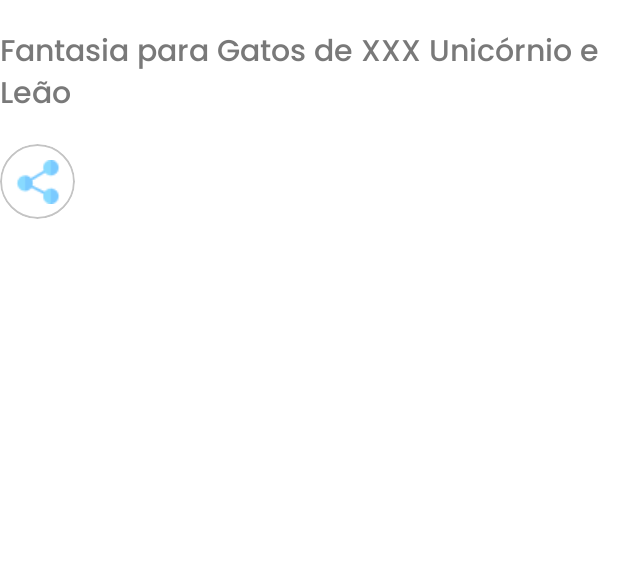
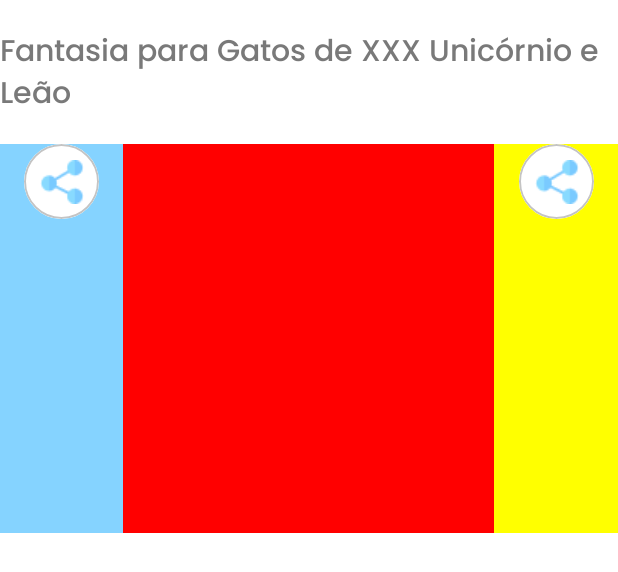
Before and after one commit to isefshondo/PetshopDoginsMobile, an Android app built with Jetpack Compose: the @Preview function VisualizeProductCardPreview, on a phone screen of 412 x 824 dp. Shown: the top 572 px of the screen. Run offline under Robolectric (Android 15) with nearby library versions, the phone set to English and light mode, and no system bars.

Commit message:
chore: view product structure

```diff
--- a/app/src/main/java/com/example/petshopdoginsmobile/ui/components/buttons/IconButton.kt
+++ b/app/src/main/java/com/example/petshopdoginsmobile/ui/components/buttons/IconButton.kt
@@ -8,23 +8,22 @@ import androidx.compose.foundation.layout.Box
 import androidx.compose.foundation.layout.fillMaxSize
 import androidx.compose.foundation.layout.size
 import androidx.compose.foundation.shape.CircleShape
-import com.example.petshopdoginsmobile.R
 import androidx.compose.runtime.Composable
 import androidx.compose.ui.Alignment
 import androidx.compose.ui.Modifier
 import androidx.compose.ui.draw.clip
-import androidx.compose.ui.graphics.painter.Painter
 import androidx.compose.ui.res.painterResource
 import androidx.compose.ui.tooling.preview.Preview
 import androidx.compose.ui.unit.dp
+import com.example.petshopdoginsmobile.R
 import com.example.petshopdoginsmobile.ui.theme.Grey
 import com.example.petshopdoginsmobile.ui.theme.PetshopDoginsMobileTheme
 import com.example.petshopdoginsmobile.ui.theme.White
 
 @Composable
 fun IconButton(
-    // image: Painter,
-    // onClick: () -> Unit,
+    image: Int,
+    onClick: () -> Unit,
 ) {
     Box (
         modifier = Modifier
@@ -32,7 +31,7 @@ fun IconButton(
             .clip(CircleShape)
             .border(1.dp, Grey, CircleShape)
             .background(White)
-            .clickable {  },
+            .clickable { onClick() },
         contentAlignment = Alignment.Center,
     ) {
         Box (
@@ -42,8 +41,8 @@ fun IconButton(
             contentAlignment = Alignment.Center
         ) {
             Image(
-                painter = painterResource(id = R.drawable.share_icon),
-                contentDescription = "Button's Icon"
+                painter = painterResource(id = image),
+                contentDescription = ""
             )
         }
     }
@@ -53,8 +52,6 @@ fun IconButton(
 @Preview(showBackground = true)
 fun IconButtonPreview() {
     PetshopDoginsMobileTheme {
-        IconButton(
-            // image = painterResource(id = R.drawable.share_icon)
-        )
+        IconButton(image = R.drawable.share_icon, onClick = {})
     }
 }
--- a/app/src/main/java/com/example/petshopdoginsmobile/ui/components/cards/VisualizeProductCard.kt
+++ b/app/src/main/java/com/example/petshopdoginsmobile/ui/components/cards/VisualizeProductCard.kt
@@ -1,66 +1,95 @@
 package com.example.petshopdoginsmobile.ui.components.cards
 
-import androidx.compose.foundation.Image
+import androidx.compose.foundation.background
+import androidx.compose.foundation.layout.Arrangement
 import androidx.compose.foundation.layout.Box
 import androidx.compose.foundation.layout.Column
 import androidx.compose.foundation.layout.Row
 import androidx.compose.foundation.layout.fillMaxHeight
+import androidx.compose.foundation.layout.fillMaxSize
 import androidx.compose.foundation.layout.fillMaxWidth
 import androidx.compose.foundation.layout.height
 import androidx.compose.foundation.layout.padding
-import com.example.petshopdoginsmobile.R
 import androidx.compose.material3.Text
 import androidx.compose.runtime.Composable
 import androidx.compose.ui.Alignment
 import androidx.compose.ui.Modifier
-import androidx.compose.ui.res.painterResource
+import androidx.compose.ui.graphics.Color
+import com.example.petshopdoginsmobile.R
 import androidx.compose.ui.text.SpanStyle
 import androidx.compose.ui.text.buildAnnotatedString
 import androidx.compose.ui.text.withStyle
 import androidx.compose.ui.tooling.preview.Preview
 import androidx.compose.ui.unit.dp
 import com.example.petshopdoginsmobile.ui.components.buttons.IconButton
+import com.example.petshopdoginsmobile.ui.theme.Blue
 import com.example.petshopdoginsmobile.ui.theme.GreyDarkier
 import com.example.petshopdoginsmobile.ui.theme.PetshopDoginsMobileTheme
 import com.example.petshopdoginsmobile.ui.theme.medium20
 
+
 @Composable
-fun VisualizeProductCard(
-    title: String
-) {
+fun VisualizeProductCard() {
     Box {
         Column {
             Box (
                 modifier = Modifier
-                    .fillMaxWidth()
-                    .padding(vertical = 20.dp),
+                    .padding(vertical = 20.dp)
+                    .fillMaxWidth(),
                 contentAlignment = Alignment.CenterStart
             ) {
-                Text(
-                    buildAnnotatedString {
-                        withStyle(style = SpanStyle(
-                            color = GreyDarkier,
-                        )) {
-                            append(title)
-                        }
-                    },
-                    style = medium20
-                )
+                Text(text = buildAnnotatedString {
+                    withStyle(style = SpanStyle(color = GreyDarkier)) {
+                        append("Fantasia para Gatos de XXX Unicórnio e Leão")
+                    }
+                }, style = medium20)
             }
-            Row (
+            Box (
                 modifier = Modifier
                     .height(259.dp)
+                    .fillMaxWidth(),
             ) {
-                Column (
+                Row (
                     modifier = Modifier
-                        .fillMaxHeight(),
+                        .fillMaxSize(),
+                    horizontalArrangement = Arrangement.SpaceBetween,
                 ) {
-                    IconButton()
-                }
-                Column (
-                    modifier = Modifier
-                        .fillMaxHeight(),
-                ) {
+                    Box (
+                        modifier = Modifier
+                            .weight(1F)
+                            .fillMaxHeight()
+                            .background(Blue),
+                    ) {
+                        Box (
+                            modifier = Modifier
+                                .fillMaxWidth(),
+                            contentAlignment = Alignment.TopCenter,
+                        ) {
+                            IconButton(image = R.drawable.share_icon, onClick = {})
+                        }
+                    }
+                    Box (
+                        modifier = Modifier
+                            .weight(3F)
+                            .fillMaxHeight()
+                            .background(Color.Red)
+                    ) {
+
+                    }
+                    Box (
+                        modifier = Modifier
+                            .weight(1F)
+                            .fillMaxHeight()
+                            .background(Color.Yellow)
+                    ) {
+                        Box (
+                            modifier = Modifier
+                                .fillMaxWidth(),
+                            contentAlignment = Alignment.TopCenter
+                        ) {
+                            IconButton(image = R.drawable.share_icon, onClick = {})
+                        }
+                    }
                 }
             }
         }
@@ -71,8 +100,6 @@ fun VisualizeProductCard(
 @Preview(showBackground = true)
 fun VisualizeProductCardPreview() {
     PetshopDoginsMobileTheme {
-        VisualizeProductCard(
-            title = "Fantasia para Gatos de XXX Unicórnio e Leão"
-        )
+        VisualizeProductCard()
     }
 }
```
